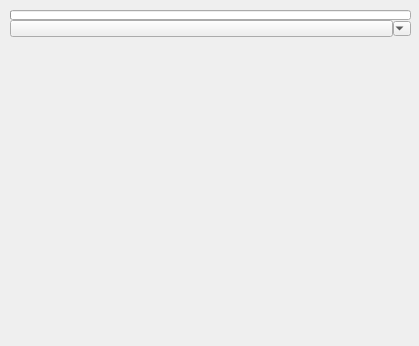
This is ui/1_base_menus/2_sub_menus/3_main_menus/dynLayout.ui in m3trik/Scripts_portable as Qt 5 draws it before an edit. The edited form follows.
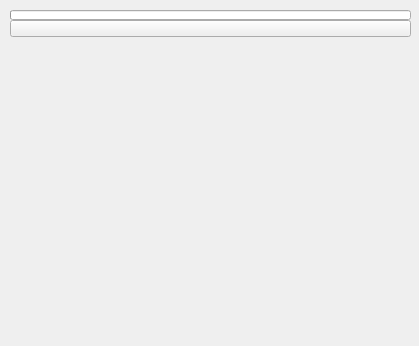
This is the edited form. Custom widgets are drawn as their Qt base class.

The edit to the form file:
```diff
--- a/ui/1_base_menus/2_sub_menus/3_main_menus/dynLayout.ui
+++ b/ui/1_base_menus/2_sub_menus/3_main_menus/dynLayout.ui
@@ -88,50 +88,6 @@
      <property name="spacing">
       <number>0</number>
      </property>
-     <item row="1" column="1">
-      <widget class="QPushButton_Draggable" name="pin">
-       <property name="minimumSize">
-        <size>
-         <width>19</width>
-         <height>17</height>
-        </size>
-       </property>
-       <property name="maximumSize">
-        <size>
-         <width>999</width>
-         <height>17</height>
-        </size>
-       </property>
-       <property name="text">
-        <string/>
-       </property>
-       <property name="checkable">
-        <bool>true</bool>
-       </property>
-      </widget>
-     </item>
-     <item row="1" column="2">
-      <widget class="QComboBox_" name="cmb">
-       <property name="sizePolicy">
-        <sizepolicy hsizetype="Minimum" vsizetype="Ignored">
-         <horstretch>0</horstretch>
-         <verstretch>0</verstretch>
-        </sizepolicy>
-       </property>
-       <property name="minimumSize">
-        <size>
-         <width>18</width>
-         <height>15</height>
-        </size>
-       </property>
-       <property name="maximumSize">
-        <size>
-         <width>18</width>
-         <height>15</height>
-        </size>
-       </property>
-      </widget>
-     </item>
      <item row="0" column="1" colspan="2">
       <widget class="QProgressBar" name="progressBar">
        <property name="sizePolicy">
@@ -170,6 +126,28 @@
        </item>
       </layout>
      </item>
+     <item row="1" column="1" colspan="2">
+      <widget class="QPushButton_Draggable" name="pin">
+       <property name="minimumSize">
+        <size>
+         <width>19</width>
+         <height>17</height>
+        </size>
+       </property>
+       <property name="maximumSize">
+        <size>
+         <width>999</width>
+         <height>17</height>
+        </size>
+       </property>
+       <property name="text">
+        <string/>
+       </property>
+       <property name="checkable">
+        <bool>true</bool>
+       </property>
+      </widget>
+     </item>
     </layout>
    </widget>
   </widget>
@@ -180,11 +158,6 @@
    <extends>QPushButton</extends>
    <header>widgets.qpushbutton_draggable.h</header>
   </customwidget>
-  <customwidget>
-   <class>QComboBox_</class>
-   <extends>QComboBox</extends>
-   <header>widgets.qcombobox_.h</header>
-  </customwidget>
  </customwidgets>
  <resources/>
  <connections/>
```
